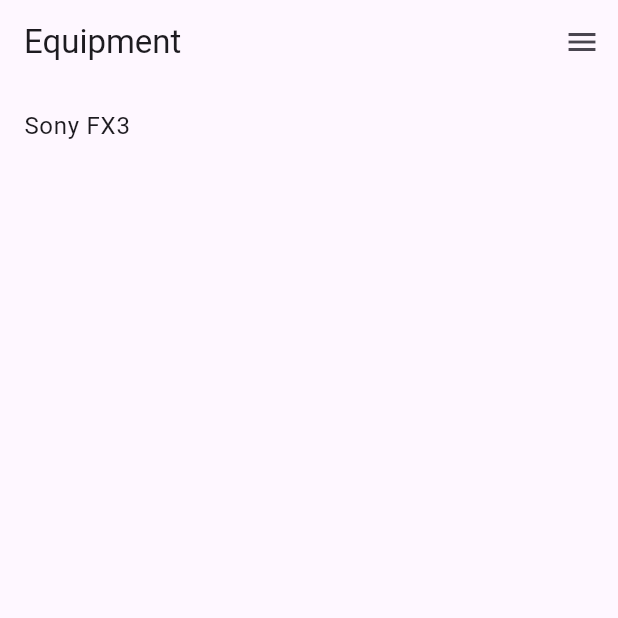
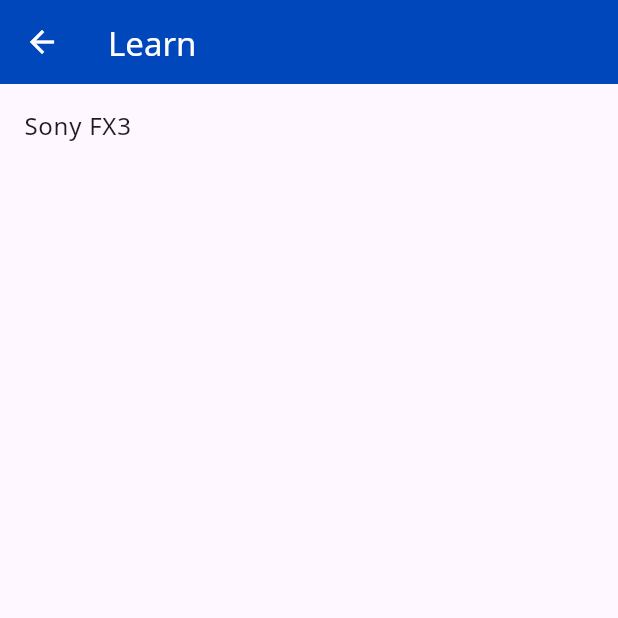
Before and after one commit to SunriderSteve/PixelVault, a Flutter app: the screen it shows after launch, after a tap on "Learn", on a phone screen of 412 x 824 dp, the top half of it. Run offline on Flutter 3.47's test engine with Material 3 defaults, Android fonts, the phone set to English and light mode, and no system bars; our stand-ins replace go_router, yaml; missing offline and left inert: flutter_avif.

Commit message:
Added Noto San Font & fixed Homepage card title text overflows

```diff
--- a/lib/main.dart
+++ b/lib/main.dart
@@ -9,12 +9,17 @@ void main() async {
 }
 
 class MyApp extends StatelessWidget {
+  const MyApp({super.key});
+
   @override
   Widget build(BuildContext context) {
     return MaterialApp.router(
       title: 'PixelVault',
       routerConfig: appRouter,
-      theme: ThemeData(useMaterial3: true),
+      theme: ThemeData(
+        primaryColor: const Color.fromARGB(255, 0, 71, 187),
+        fontFamily: 'Noto Sans',
+      ),
     );
   }
 }
--- a/lib/pages/homepage.dart
+++ b/lib/pages/homepage.dart
@@ -23,21 +23,21 @@ class NavCard extends StatelessWidget {
       child: InkWell(
         onTap: onTap,
         child: Column(
-          mainAxisSize: MainAxisSize.min, // Wrap content height
           crossAxisAlignment: CrossAxisAlignment.stretch,
           children: [
-            // Image with fixed aspect ratio for responsive height
+            // Image area with fixed aspect ratio
             AspectRatio(
-              aspectRatio: 16 / 9, // Adjust ratio as needed
+              aspectRatio: 16 / 9,
               child: AvifImage.asset(imagePath, fit: BoxFit.cover),
             ),
-            // Title area
-            Padding(
-              padding: const EdgeInsets.symmetric(vertical: 12, horizontal: 8),
-              child: Text(
-                title,
-                textAlign: TextAlign.center,
-                style: Theme.of(context).textTheme.titleMedium,
+            // Title area below the image, centered
+            Expanded(
+              child: Center(
+                child: Text(
+                  title,
+                  textAlign: TextAlign.center,
+                  style: Theme.of(context).textTheme.titleMedium,
+                ),
               ),
             ),
           ],
@@ -56,10 +56,16 @@ class HomePage extends StatelessWidget {
     return Scaffold(
       // Blue horizontal bar with title; no back button on homepage
       appBar: AppBar(
-        backgroundColor: Colors.blue,
+        backgroundColor: Color.fromARGB(255, 0, 71, 187),
         automaticallyImplyLeading: false,
-        title: const Text('PixelVault'),
-        centerTitle: true,
+        title: const Text(
+          'PixelVault',
+          style: TextStyle(
+            fontVariations: [FontVariation('wght', 800)],
+            color: Colors.white,
+          ),
+        ),
+        centerTitle: false,
       ),
       // Grid with responsive cards
       body: Padding(
--- a/lib/pages/learn_equip_list_page.dart
+++ b/lib/pages/learn_equip_list_page.dart
@@ -1,52 +1,42 @@
+// lib/pages/equip_list_page.dart
 import 'package:flutter/material.dart';
 import 'package:go_router/go_router.dart';
-import '../services/data_repository.dart'; // Provides access to equipment data
+import '../services/data_repository.dart';
 
 class EquipListPage extends StatelessWidget {
   const EquipListPage({super.key});
 
   @override
   Widget build(BuildContext context) {
-    // Fetch all equipment items from the repository
     final items = DataRepository().getAllEquipment();
     return Scaffold(
       appBar: AppBar(
-        title: const Text('Equipment'), // Page title
-        actions: [
-          // Reusing the navigation menu for consistency
-          PopupMenuButton<String>(
-            icon: const Icon(Icons.menu),
-            onSelected: (value) {
-              switch (value) {
-                case 'home':
-                  context.go('/');
-                  break;
-                case 'equipment':
-                  context.go('/equip');
-                  break;
-                case 'scenarios':
-                  context.go('/scenarios');
-                  break;
-              }
-            },
-            itemBuilder: (context) => const [
-              PopupMenuItem(value: 'home', child: Text('Home')),
-              PopupMenuItem(value: 'equipment', child: Text('Equipment List')),
-              PopupMenuItem(value: 'scenarios', child: Text('Scenarios List')),
-            ],
+        backgroundColor: const Color.fromARGB(255, 0, 71, 187),
+        foregroundColor: Colors.white,
+        automaticallyImplyLeading: true,
+        centerTitle: false,
+        title: Text(
+          'Learn',
+          style: TextStyle(
+            fontVariations: [FontVariation('wght', 800)],
+            color: Colors.white,
           ),
-        ],
+        ),
+        leading: IconButton(
+          icon: const Icon(Icons.arrow_back),
+          onPressed: () => context.go('/'),
+        ),
       ),
       body: ListView.builder(
-        itemCount: items.length, // Number of equipment items
+        itemCount: items.length,
         itemBuilder: (context, index) {
           final item = items[index];
           return ListTile(
-            title: Text(item.name), // Display equipment name
-            onTap: () {
-              // Navigate to the equipment detail page
-              context.go('/equip/${item.id}');
-            },
+            title: Text(
+              item.name,
+              style: Theme.of(context).textTheme.bodyLarge,
+            ),
+            onTap: () => context.push('/equip/${item.id}'),
           );
         },
       ),
--- a/lib/router.dart
+++ b/lib/router.dart
@@ -1,4 +1,3 @@
-import 'package:flutter/material.dart';
 import 'package:go_router/go_router.dart';
 import 'pages/learn_equip_list_page.dart';
 import 'pages/learn_equip_detail_page.dart';
@@ -8,14 +7,14 @@ import 'pages/homepage.dart';
 
 final GoRouter appRouter = GoRouter(
   routes: [
-    GoRoute(path: '/', builder: (_, __) => const HomePage()),
-    GoRoute(path: '/equip', builder: (_, __) => const EquipListPage()),
+    GoRoute(path: '/', builder: (_, _) => const HomePage()),
+    GoRoute(path: '/equip', builder: (_, _) => const EquipListPage()),
     GoRoute(
       path: '/equip/:id',
       builder: (_, state) =>
           EquipDetailPage(itemId: state.pathParameters['id']!),
     ),
-    GoRoute(path: '/scenarios', builder: (_, __) => const ScenarioListPage()),
+    GoRoute(path: '/scenarios', builder: (_, _) => const ScenarioListPage()),
     GoRoute(
       path: '/scenarios/:sid',
       builder: (_, state) =>
```
Also changed, not shown: pubspec.yaml (+8 -7 lines), 2 other files.
